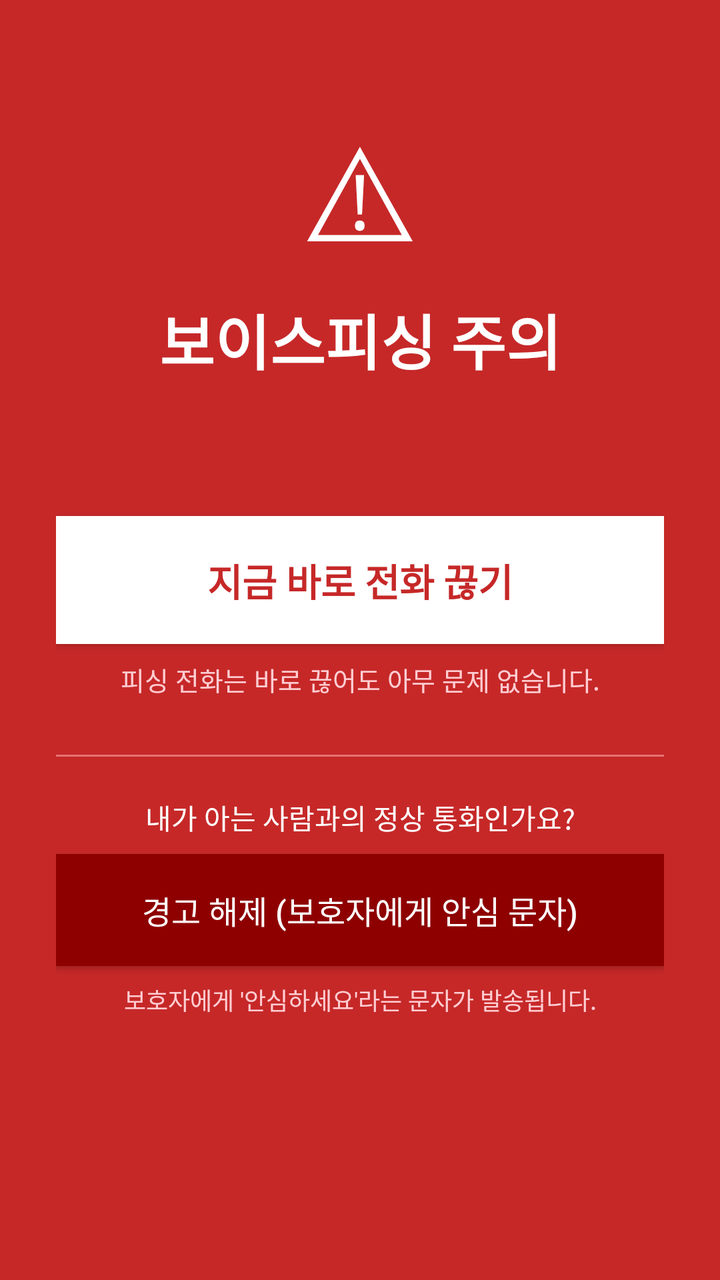
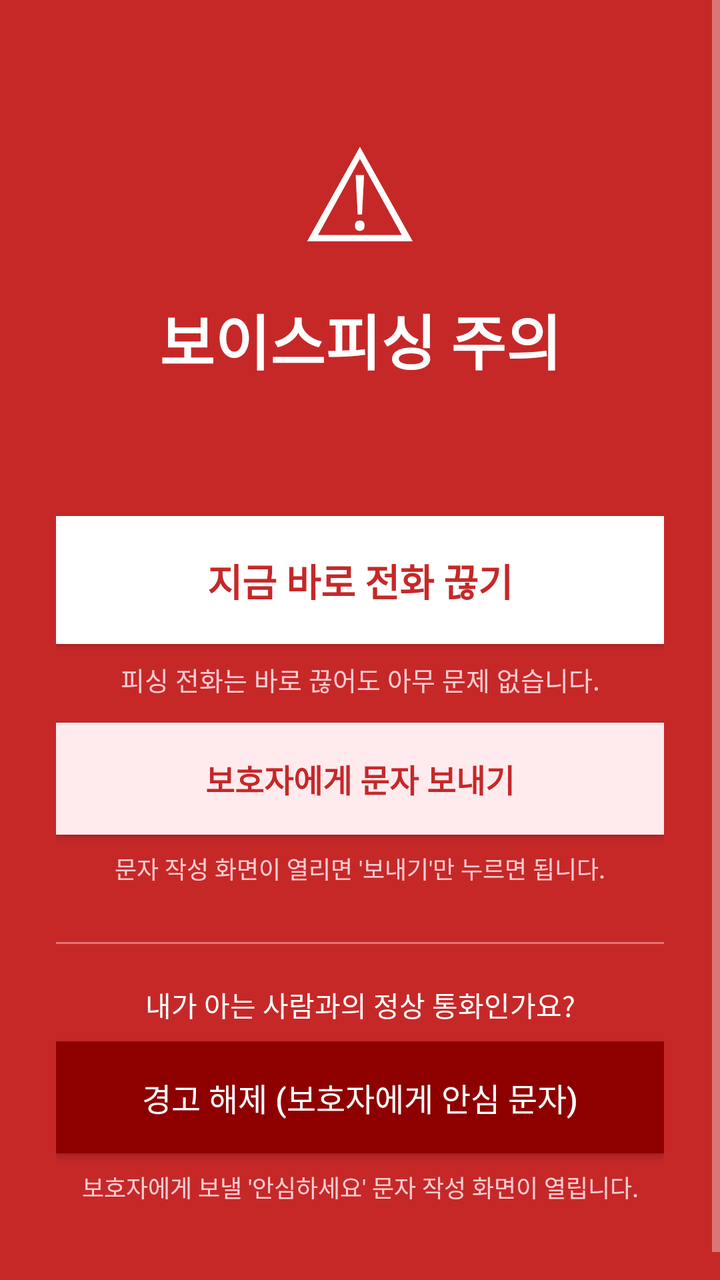

Screens rendered from an Android XML layout before and after an edit, with the pre-edit source and the edit as a unified diff.
<!-- AndroidManifest.xml: activity theme Theme.CallGuard.Warning -->
<!-- res/layout/activity_warning.xml -->
<?xml version="1.0" encoding="utf-8"?>
<ScrollView xmlns:android="http://schemas.android.com/apk/res/android"
    android:layout_width="match_parent"
    android:layout_height="match_parent"
    android:background="#C62828">

    <LinearLayout
        android:layout_width="match_parent"
        android:layout_height="wrap_content"
        android:orientation="vertical"
        android:gravity="center_horizontal"
        android:padding="28dp">

        <TextView
            android:layout_width="wrap_content"
            android:layout_height="wrap_content"
            android:text="⚠"
            android:textSize="64sp"
            android:textColor="#FFFFFF"
            android:paddingTop="24dp" />

        <TextView
            android:layout_width="match_parent"
            android:layout_height="wrap_content"
            android:text="보이스피싱 주의"
            android:textSize="30sp"
            android:textStyle="bold"
            android:textColor="#FFFFFF"
            android:gravity="center"
            android:paddingTop="8dp"
            android:paddingBottom="20dp" />

        <TextView
            android:id="@+id/tv_warning_message"
            android:layout_width="match_parent"
            android:layout_height="wrap_content"
            android:textSize="17sp"
            android:textColor="#FFFFFF"
            android:lineSpacingExtra="6dp"
            android:paddingBottom="24dp" />

        <Button
            android:id="@+id/btn_hangup"
            android:layout_width="match_parent"
            android:layout_height="64dp"
            android:text="지금 바로 전화 끊기"
            android:textSize="19sp"
            android:textStyle="bold"
            android:textColor="#C62828"
            android:background="#FFFFFF" />

        <TextView
            android:layout_width="match_parent"
            android:layout_height="wrap_content"
            android:text="피싱 전화는 바로 끊어도 아무 문제 없습니다."
            android:textSize="13sp"
            android:textColor="#FFCDD2"
            android:gravity="center"
            android:paddingTop="8dp"
            android:paddingBottom="28dp" />

        <View
            android:layout_width="match_parent"
            android:layout_height="1dp"
            android:background="#E57373" />

        <TextView
            android:layout_width="match_parent"
            android:layout_height="wrap_content"
            android:text="내가 아는 사람과의 정상 통화인가요?"
            android:textSize="14sp"
            android:textColor="#FFFFFF"
            android:gravity="center"
            android:paddingTop="20dp"
            android:paddingBottom="8dp" />

        <Button
            android:id="@+id/btn_close"
            android:layout_width="match_parent"
            android:layout_height="56dp"
            android:text="경고 해제 (보호자에게 안심 문자)"
            android:textSize="16sp"
            android:textColor="#FFFFFF"
            android:background="#8E0000" />

        <TextView
            android:layout_width="match_parent"
            android:layout_height="wrap_content"
            android:text="보호자에게 '안심하세요'라는 문자가 발송됩니다."
            android:textSize="12sp"
            android:textColor="#FFCDD2"
            android:gravity="center"
            android:paddingTop="8dp"
            android:paddingBottom="24dp" />

    </LinearLayout>
</ScrollView>
<!-- resources referenced by this layout -->
<resources>
  <style name="Theme.CallGuard.Warning" parent="Theme.AppCompat.NoActionBar">
          <item name="android:windowBackground">#D32F2F</item>
      </style>
</resources>

<!-- the commit's change to res/layout/activity_warning.xml (unified diff, before → after) -->
@@ -57,6 +57,26 @@
             android:textColor="#FFCDD2"
             android:gravity="center"
             android:paddingTop="8dp"
+            android:paddingBottom="12dp" />
+
+        <Button
+            android:id="@+id/btn_sms"
+            android:layout_width="match_parent"
+            android:layout_height="56dp"
+            android:text="보호자에게 문자 보내기"
+            android:textSize="16sp"
+            android:textStyle="bold"
+            android:textColor="#C62828"
+            android:background="#FFEBEE" />
+
+        <TextView
+            android:layout_width="match_parent"
+            android:layout_height="wrap_content"
+            android:text="문자 작성 화면이 열리면 '보내기'만 누르면 됩니다."
+            android:textSize="12sp"
+            android:textColor="#FFCDD2"
+            android:gravity="center"
+            android:paddingTop="8dp"
             android:paddingBottom="28dp" />
 
         <View
@@ -86,7 +106,7 @@
         <TextView
             android:layout_width="match_parent"
             android:layout_height="wrap_content"
-            android:text="보호자에게 '안심하세요'라는 문자가 발송됩니다."
+            android:text="보호자에게 보낼 '안심하세요' 문자 작성 화면이 열립니다."
             android:textSize="12sp"
             android:textColor="#FFCDD2"
             android:gravity="center"
